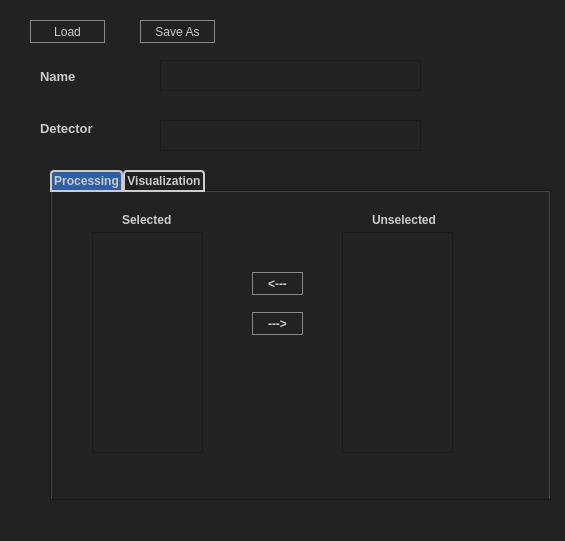
First picture: the form in source/resources/preset_editor.ui, repository jaytreee/PresetEditor, before the edit.
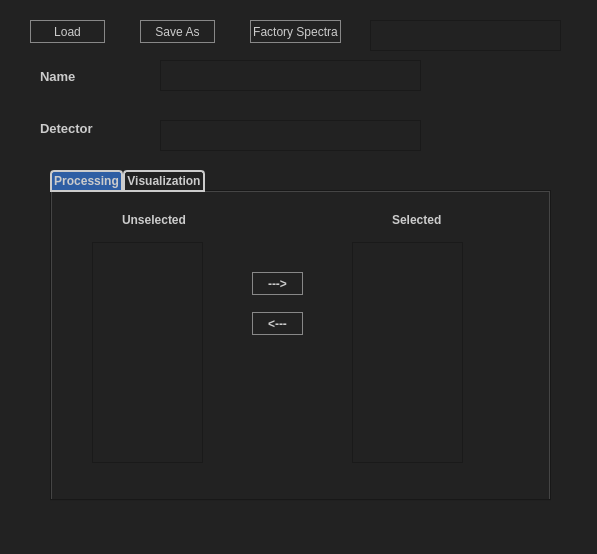
Second picture: the form after the edit.

Commit message: #2111 Modifyable Spectrum Folder

The edit to the form file:
```diff
--- a/source/resources/preset_editor.ui
+++ b/source/resources/preset_editor.ui
@@ -6,8 +6,8 @@
    <rect>
     <x>0</x>
     <y>0</y>
-    <width>565</width>
-    <height>541</height>
+    <width>597</width>
+    <height>554</height>
    </rect>
   </property>
   <property name="font">
@@ -241,7 +241,7 @@
        <number>-1</number>
       </property>
       <property name="text">
-       <string>&lt;---</string>
+       <string>---&gt;</string>
       </property>
      </widget>
      <widget class="QPushButton" name="deleteButton">
@@ -266,33 +266,39 @@
        <number>-1</number>
       </property>
       <property name="text">
-       <string>---&gt;</string>
+       <string>&lt;---</string>
       </property>
      </widget>
      <widget class="QListWidget" name="unselectedList">
       <property name="geometry">
        <rect>
-        <x>290</x>
-        <y>40</y>
-        <width>111</width>
-        <height>221</height>
-       </rect>
-      </property>
-     </widget>
-     <widget class="QListWidget" name="selectedList">
-      <property name="geometry">
-       <rect>
         <x>40</x>
-        <y>40</y>
+        <y>50</y>
         <width>111</width>
         <height>221</height>
        </rect>
+      </property>
+      <property name="sortingEnabled">
+       <bool>true</bool>
+      </property>
+     </widget>
+     <widget class="QListWidget" name="selectedList">
+      <property name="geometry">
+       <rect>
+        <x>300</x>
+        <y>50</y>
+        <width>111</width>
+        <height>221</height>
+       </rect>
+      </property>
+      <property name="sortingEnabled">
+       <bool>true</bool>
       </property>
      </widget>
      <widget class="QLabel" name="selectedLabel">
       <property name="geometry">
        <rect>
-        <x>70</x>
+        <x>340</x>
         <y>20</y>
         <width>51</width>
         <height>16</height>
@@ -311,7 +317,7 @@
      <widget class="QLabel" name="unselectedLabel">
       <property name="geometry">
        <rect>
-        <x>320</x>
+        <x>70</x>
         <y>20</y>
         <width>71</width>
         <height>16</height>
@@ -615,6 +621,44 @@
      </widget>
     </widget>
    </widget>
+   <widget class="QPushButton" name="browseFactorySpectra">
+    <property name="geometry">
+     <rect>
+      <x>250</x>
+      <y>20</y>
+      <width>91</width>
+      <height>23</height>
+     </rect>
+    </property>
+    <property name="toolTip">
+     <string>&lt;html&gt;&lt;head/&gt;&lt;body&gt;&lt;p&gt;Browse Factory Spectra&lt;/p&gt;&lt;/body&gt;&lt;/html&gt;</string>
+    </property>
+    <property name="text">
+     <string>Factory Spectra</string>
+    </property>
+    <property name="autoDefault">
+     <bool>false</bool>
+    </property>
+    <property name="default">
+     <bool>false</bool>
+    </property>
+    <property name="flat">
+     <bool>false</bool>
+    </property>
+   </widget>
+   <widget class="QPlainTextEdit" name="FactorySpectraTextBox">
+    <property name="geometry">
+     <rect>
+      <x>370</x>
+      <y>20</y>
+      <width>191</width>
+      <height>31</height>
+     </rect>
+    </property>
+    <property name="readOnly">
+     <bool>true</bool>
+    </property>
+   </widget>
   </widget>
   <widget class="QMenuBar" name="menubar">
    <property name="geometry">
```
Left out of the diff: 5 changed lines with no effect on the pictures. The commit also changes 2 other files.
